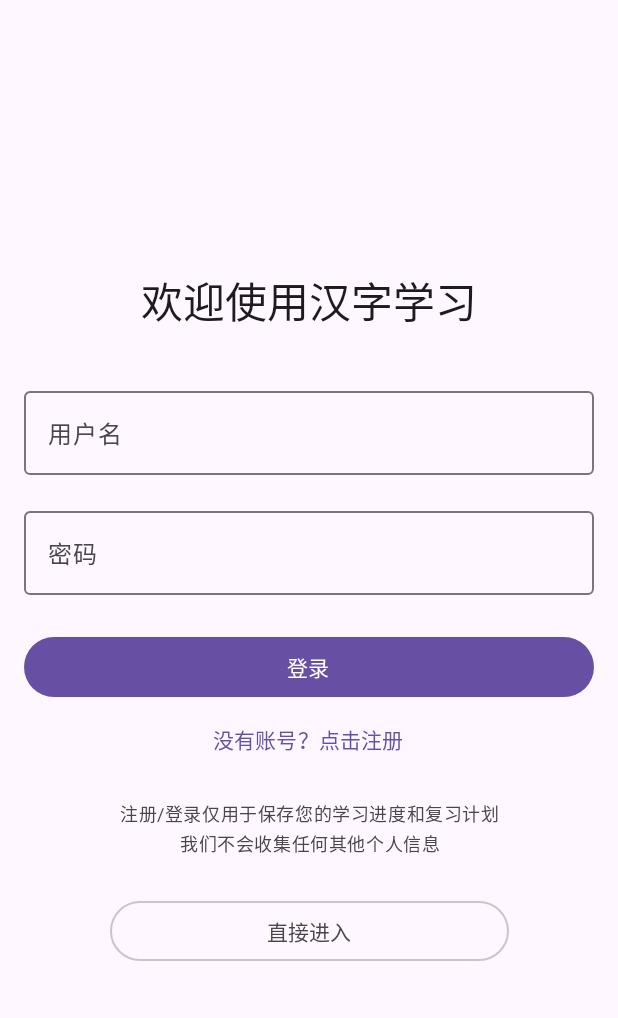
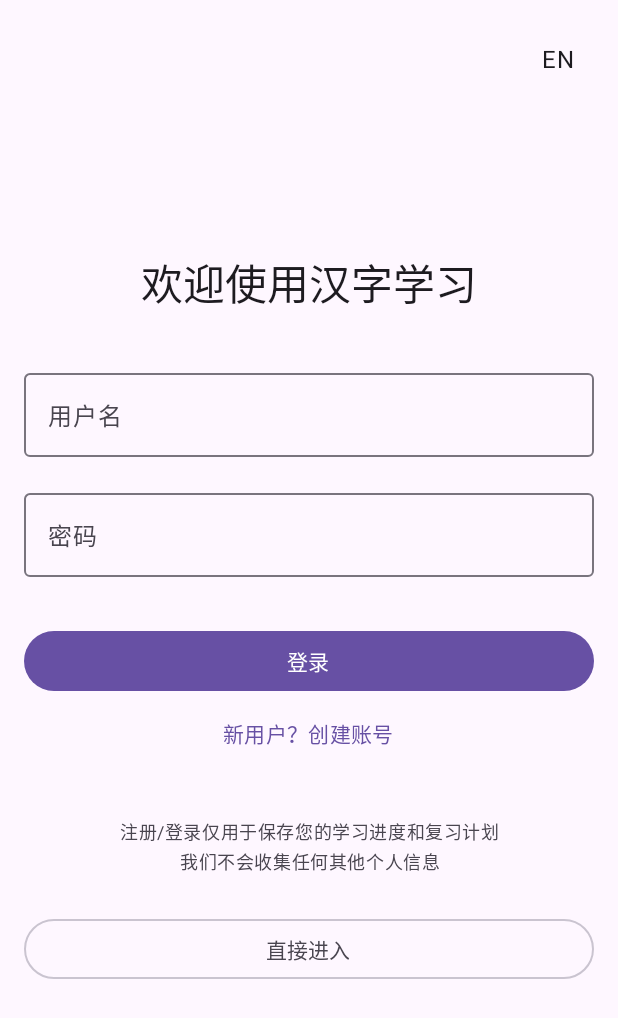
Before and after one commit to yishi/ChineseLearning, an Android app built with Jetpack Compose: the screen it shows after launch (LoginActivity), on a phone screen of 412 x 824 dp. Shown: the top 1018 px of the screen. Run offline under Robolectric (Android 15) with nearby library versions, the phone set to English and light mode, and no system bars; our stand-ins replace Room's generated code; Roboto replaces fonts that are not available here.

Commit message:
v1.3.1 增加了登录页面的中英文切换

```diff
--- a/app_andrior/app/src/main/java/com/example/chineselearning/LoginActivity.kt
+++ b/app_andrior/app/src/main/java/com/example/chineselearning/LoginActivity.kt
@@ -25,14 +25,13 @@ import androidx.core.app.ActivityCompat
 import androidx.core.content.ContextCompat
 import android.Manifest
 import android.os.Build
-import androidx.compose.foundation.text.KeyboardOptions
-import androidx.compose.ui.text.input.KeyboardType
 import androidx.compose.ui.text.input.VisualTransformation
 import kotlinx.coroutines.Dispatchers
 import kotlinx.coroutines.withContext
 import androidx.compose.ui.text.style.TextAlign
 import androidx.compose.ui.unit.sp
 import android.view.View
+import com.example.chineselearning.utils.LanguageManager
 
 class LoginActivity : ComponentActivity() {
     private lateinit var userDao: UserDao
@@ -252,9 +251,30 @@ fun LoginScreen(
     onRegister: (String, String) -> Unit,
     onAutoEnter: () -> Unit
 ) {
+    // 使用 remember 记住状态
     var username by remember { mutableStateOf("") }
     var password by remember { mutableStateOf("") }
     var isRegistering by remember { mutableStateOf(false) }
+    // 获取 LanguageManager 实例
+    val languageManager = LanguageManager.getInstance()
+    // 观察语言状态变化
+    val isEnglish by languageManager.isEnglish
+
+    Box(modifier = Modifier.fillMaxSize()) {
+        // 语言切换按钮
+        IconButton(
+            onClick = {
+                languageManager.toggleLanguage()
+            },
+            modifier = Modifier
+                .align(Alignment.TopEnd)
+                .padding(16.dp)
+        ) {
+            Text(
+                text = if (isEnglish) "中" else "EN",
+                style = MaterialTheme.typography.bodyLarge
+            )
+        }
 
         Column(
             modifier = Modifier
@@ -263,18 +283,21 @@ fun LoginScreen(
             horizontalAlignment = Alignment.CenterHorizontally,
             verticalArrangement = Arrangement.Center
         ) {
-
+            // 欢迎文本
             Text(
-            text = "欢迎使用汉字学习",
+                // text = "欢迎使用汉字学习",
+                text = languageManager.getText("welcome"),
                 style = MaterialTheme.typography.headlineMedium
             )
 
             Spacer(modifier = Modifier.height(32.dp))
 
+            // 用户名输入框
             OutlinedTextField(
                 value = username,
                 onValueChange = { username = it },
-            label = { Text("用户名") },
+                //  label = { Text("用户名") },
+                label = { Text(languageManager.getText("username")) },
                 singleLine = true,
                 modifier = Modifier.fillMaxWidth(),
                 visualTransformation = VisualTransformation.None
@@ -282,16 +305,19 @@ fun LoginScreen(
 
             Spacer(modifier = Modifier.height(16.dp))
 
+            // 密码输入框
             OutlinedTextField(
                 value = password,
                 onValueChange = { password = it },
-            label = { Text("密码") },
+                // label = { Text("密码") },
+                label = { Text(languageManager.getText("password")) },
+                visualTransformation = PasswordVisualTransformation(),
                 singleLine = true,
-            visualTransformation = PasswordVisualTransformation(),
                 modifier = Modifier.fillMaxWidth()
             )
-        Spacer(modifier = Modifier.height(24.dp))
+            Spacer(modifier = Modifier.height(32.dp))
 
+            // 登录/注册按钮
             Button(
                 onClick = {
                     // 处理登录逻辑
@@ -303,20 +329,35 @@ fun LoginScreen(
                 },
                 modifier = Modifier.fillMaxWidth()
             ) {
-            Text(if (isRegistering) "注册" else "登录")
+                // 使用专门的按钮文本键
+                Text(
+                    if (isRegistering)
+                        languageManager.getText("register_button")
+                    else languageManager.getText("login_button")
+                )
             }
 
+            // 切换登录/注册文本按钮
             TextButton(
                 onClick = { isRegistering = !isRegistering }
             ) {
-            Text(if (isRegistering) "已有账号？点击登录" else "没有账号？点击注册")
+                Text(
+                    if (isRegistering)
+                        languageManager.getText("login")
+                    else languageManager.getText("register"),
+                    color = MaterialTheme.colorScheme.primary,  // 使用主题色（通常是蓝色）
+                    style = MaterialTheme.typography.bodyMedium
+                )
             }
+            Spacer(modifier = Modifier.height(16.dp))
+
 
             // 在切换按钮下方添加适当间距后显示说明文字
             Spacer(modifier = Modifier.height(16.dp))
-
+            // 提示文本
             Text(
-            text = "注册/登录仅用于保存您的学习进度和复习计划\n我们不会收集任何其他个人信息",
+                // text = "注册/登录仅用于保存您的学习进度和复习计划\n我们不会收集任何其他个人信息",
+                text = languageManager.getText("login_hint"),
                 style = MaterialTheme.typography.bodySmall,
                 color = MaterialTheme.colorScheme.onSurfaceVariant,
                 textAlign = TextAlign.Center,
@@ -328,13 +369,14 @@ fun LoginScreen(
 
             Spacer(modifier = Modifier.height(24.dp))
 
+            // 直接进入按钮
             OutlinedButton(
                 onClick = onAutoEnter,
-            modifier = Modifier
-                .fillMaxWidth(0.7f)
+                modifier = Modifier.fillMaxWidth()
             ) {
-            Text("直接进入")
+                Text(languageManager.getText("auto_enter"))
             }
 
         }
     }
+}
--- /dev/null
+++ b/app_andrior/app/src/main/java/com/example/chineselearning/utils/LanguageManager.kt
@@ -0,0 +1,56 @@
+package com.example.chineselearning.utils
+
+// 新建文件，管理语言状态
+
+import androidx.compose.runtime.mutableStateOf
+import androidx.compose.runtime.State
+
+class LanguageManager private constructor() {
+    companion object {
+        private var instance: LanguageManager? = null
+        fun getInstance(): LanguageManager {
+            if (instance == null) {
+                instance = LanguageManager()
+            }
+            return instance!!
+        }
+    }
+
+    // 使用 MutableState 来跟踪语言状态，这样可以触发 Compose 重组
+    // 默认中文
+    private val _isEnglish = mutableStateOf(false)
+    // 对外暴露不可变的 State
+    val isEnglish: State<Boolean> = _isEnglish
+
+    // 切换语言并触发 UI 更新
+    fun toggleLanguage() {
+        _isEnglish.value = !_isEnglish.value
+    }
+    // 获取当前语言状态
+    fun isEnglish() = _isEnglish.value
+
+    // 文本映射表
+    fun getText(key: String): String {
+        return when(key) {
+            // 登录相关文本
+            "login_button" -> if(isEnglish.value) "Login" else "登录"  // 专门用于登录按钮
+            "register_button" -> if(isEnglish.value) "Register" else "注册"  // 专门用于注册按钮
+            "login" -> if(isEnglish.value) "Already have an account? Sign in" else "已有账号？点击登录"
+            "register" -> if(isEnglish.value) "New user? Create account" else "新用户？创建账号"
+            "username" -> if(isEnglish.value) "Username" else "用户名"
+            "password" -> if(isEnglish.value) "Password" else "密码"
+            "welcome" -> if(isEnglish.value) "Welcome to Chinese Learning" else "欢迎使用汉字学习"
+            "auto_enter" -> if(isEnglish.value) "Quick Start" else "直接进入"
+            "login_hint" -> if(isEnglish.value)
+            "Login/Register is only used to save your learning progress\nWe won't collect any other personal information"
+            else
+                "注册/登录仅用于保存您的学习进度和复习计划\n我们不会收集任何其他个人信息"
+            // 错误提示文本
+            "username_empty" -> if(isEnglish.value) "Username cannot be empty" else "用户名不能为空"
+            "password_empty" -> if(isEnglish.value) "Password cannot be empty" else "密码不能为空"
+            "login_failed" -> if(isEnglish.value) "Login failed" else "登录失败"
+            "register_failed" -> if(isEnglish.value) "Register failed" else "注册失败"
+            else -> ""
+        }
+    }
+}
```
Lines whose indentation alone changed are shown as unchanged.
